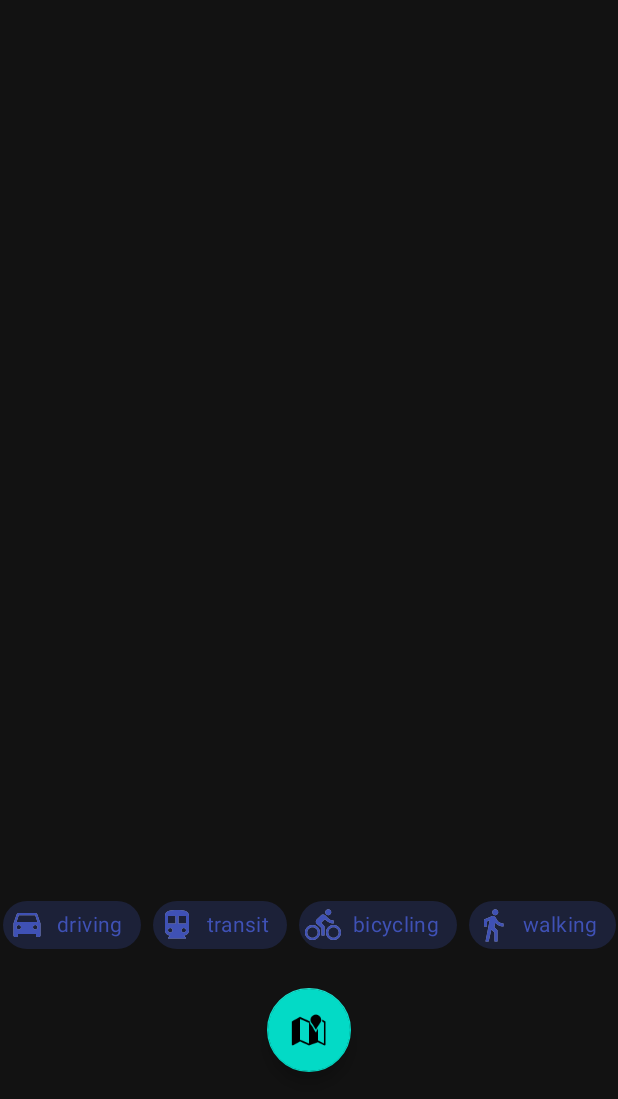
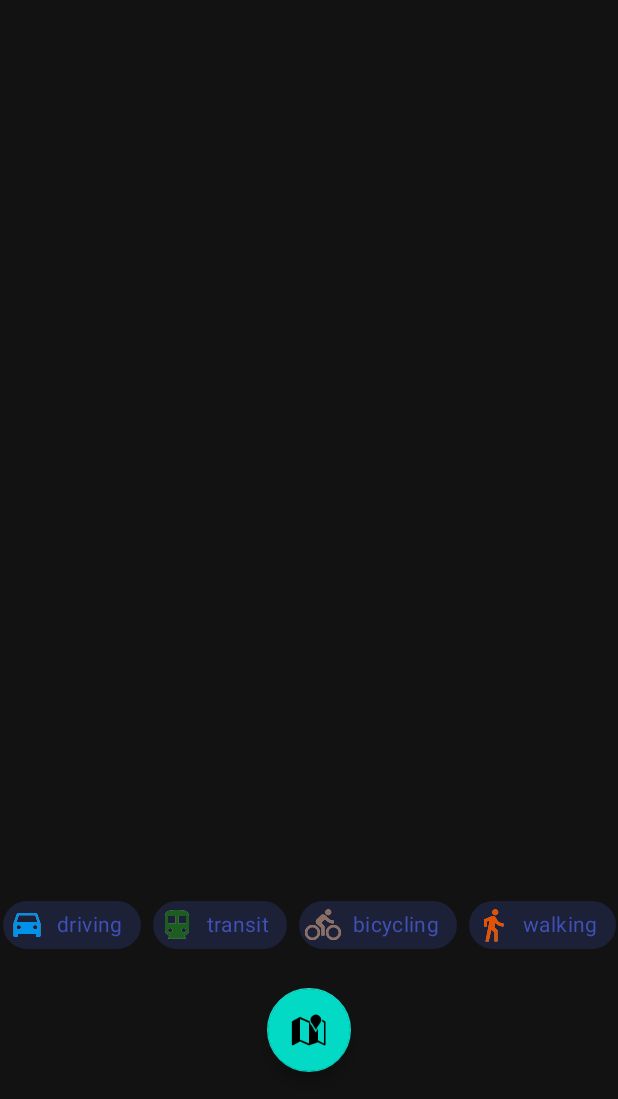
Before and after one commit to XinyueZ/isochrone-isodistance, an Android app: the screen it shows after launch (MainActivity), after a tap on "bicycling", on a phone screen of 412 x 824 dp, the part 137-1236 px from its top. Run offline under Robolectric (Android 15) with nearby library versions, the phone set to English and light mode, and no system bars; our stand-ins replace data binding; libraries missing offline, so code that uses them is left out: kotlinx.coroutines.experimental, pub.devrel.easypermissions; 1 statement that could not run was skipped; 2 other taps on this screen came first.

Commit message:
Add color for different travel modes

```diff
--- a/app/src/main/res/drawable/ic_bicycling_checked.xml
+++ b/app/src/main/res/drawable/ic_bicycling_checked.xml
@@ -4,7 +4,7 @@
         android:viewportWidth="24.0"
         android:viewportHeight="24.0">
     <path
-            android:fillColor="@color/colorPrimary"
+            android:fillColor="@color/c_bicycling"
             android:pathData="M15.5,5.5c1.1,0 2,-0.9 2,-2s-0.9,-2 -2,-2 -2,0.9 -2,2 0.9,2 2,2zM5,12c-2.8,0 -5,2.2 -5,5s2.2,5 5,5 5,-2.2 5,-5 -2.2,-5 -5,-5zM5,20.5c-1.9,0 -3.5,-1.6 -3.5,-3.5s1.6,-3.5 3.5,-3.5 3.5,1.6 3.5,3.5 -1.6,3.5 -3.5,3.5zM10.8,10.5l2.4,-2.4 0.8,0.8c1.3,1.3 3,2.1 5.1,2.1L19.1,9c-1.5,0 -2.7,-0.6 -3.6,-1.5l-1.9,-1.9c-0.5,-0.4 -1,-0.6 -1.6,-0.6s-1.1,0.2 -1.4,0.6L7.8,8.4c-0.4,0.4 -0.6,0.9 -0.6,1.4 0,0.6 0.2,1.1 0.6,1.4L11,14v5h2v-6.2l-2.2,-2.3zM19,12c-2.8,0 -5,2.2 -5,5s2.2,5 5,5 5,-2.2 5,-5 -2.2,-5 -5,-5zM19,20.5c-1.9,0 -3.5,-1.6 -3.5,-3.5s1.6,-3.5 3.5,-3.5 3.5,1.6 3.5,3.5 -1.6,3.5 -3.5,3.5z"
             tools:ignore="VectorRaster"/>
 </vector>
--- a/app/src/main/res/drawable/ic_drive_checked.xml
+++ b/app/src/main/res/drawable/ic_drive_checked.xml
@@ -4,7 +4,7 @@
         android:viewportWidth="24.0"
         android:viewportHeight="24.0">
     <path
-            android:fillColor="@color/colorPrimary"
+            android:fillColor="@color/c_driving"
             android:pathData="M18.92,5.01C18.72,4.42 18.16,4 17.5,4h-11c-0.66,0 -1.21,0.42 -1.42,1.01L3,11v8c0,0.55 0.45,1 1,1h1c0.55,0 1,-0.45 1,-1v-1h12v1c0,0.55 0.45,1 1,1h1c0.55,0 1,-0.45 1,-1v-8l-2.08,-5.99zM6.5,15c-0.83,0 -1.5,-0.67 -1.5,-1.5S5.67,12 6.5,12s1.5,0.67 1.5,1.5S7.33,15 6.5,15zM17.5,15c-0.83,0 -1.5,-0.67 -1.5,-1.5s0.67,-1.5 1.5,-1.5 1.5,0.67 1.5,1.5 -0.67,1.5 -1.5,1.5zM5,10l1.5,-4.5h11L19,10L5,10z"
             tools:ignore="VectorRaster"/>
 </vector>
--- a/app/src/main/res/drawable/ic_transit_checked.xml
+++ b/app/src/main/res/drawable/ic_transit_checked.xml
@@ -4,7 +4,7 @@
         android:viewportWidth="24.0"
         android:viewportHeight="24.0">
     <path
-            android:fillColor="@color/colorPrimary"
+            android:fillColor="@color/c_transit"
             android:pathData="M12,2c-4.42,0 -8,0.5 -8,4v9.5C4,17.43 5.57,19 7.5,19L6,20.5v0.5h12v-0.5L16.5,19c1.93,0 3.5,-1.57 3.5,-3.5L20,6c0,-3.5 -3.58,-4 -8,-4zM7.5,17c-0.83,0 -1.5,-0.67 -1.5,-1.5S6.67,14 7.5,14s1.5,0.67 1.5,1.5S8.33,17 7.5,17zM11,11L6,11L6,6h5v5zM16.5,17c-0.83,0 -1.5,-0.67 -1.5,-1.5s0.67,-1.5 1.5,-1.5 1.5,0.67 1.5,1.5 -0.67,1.5 -1.5,1.5zM18,11h-5L13,6h5v5z"
             tools:ignore="VectorRaster"/>
 </vector>
--- a/app/src/main/res/drawable/ic_walking_checked.xml
+++ b/app/src/main/res/drawable/ic_walking_checked.xml
@@ -4,7 +4,7 @@
         android:viewportWidth="24.0"
         android:viewportHeight="24.0">
     <path
-            android:fillColor="@color/colorPrimary"
+            android:fillColor="@color/c_walking"
             android:pathData="M13.5,5.5c1.1,0 2,-0.9 2,-2s-0.9,-2 -2,-2 -2,0.9 -2,2 0.9,2 2,2zM9.8,8.9L7,23h2.1l1.8,-8 2.1,2v6h2v-7.5l-2.1,-2 0.6,-3C14.8,12 16.8,13 19,13v-2c-1.9,0 -3.5,-1 -4.3,-2.4l-1,-1.6c-0.4,-0.6 -1,-1 -1.7,-1 -0.3,0 -0.5,0.1 -0.8,0.1L6,8.3V13h2V9.6l1.8,-0.7"
             tools:ignore="VectorRaster"/>
 </vector>
--- a/app/src/main/res/values/colors.xml
+++ b/app/src/main/res/values/colors.xml
@@ -3,4 +3,9 @@
     <color name="colorPrimary">#3F51B5</color>
     <color name="colorPrimaryDark">#303F9F</color>
     <color name="colorAccent">#FF4081</color>
+
+    <color name="c_driving">#0091EA</color>
+    <color name="c_transit">#1B5E20</color>
+    <color name="c_bicycling">#8D6E63</color>
+    <color name="c_walking">#E65100</color>
 </resources>
```
Also changed, not shown: app/src/main/java/com/demo/mvp/findlocation/MainFragment.kt (+21 -11 lines).
